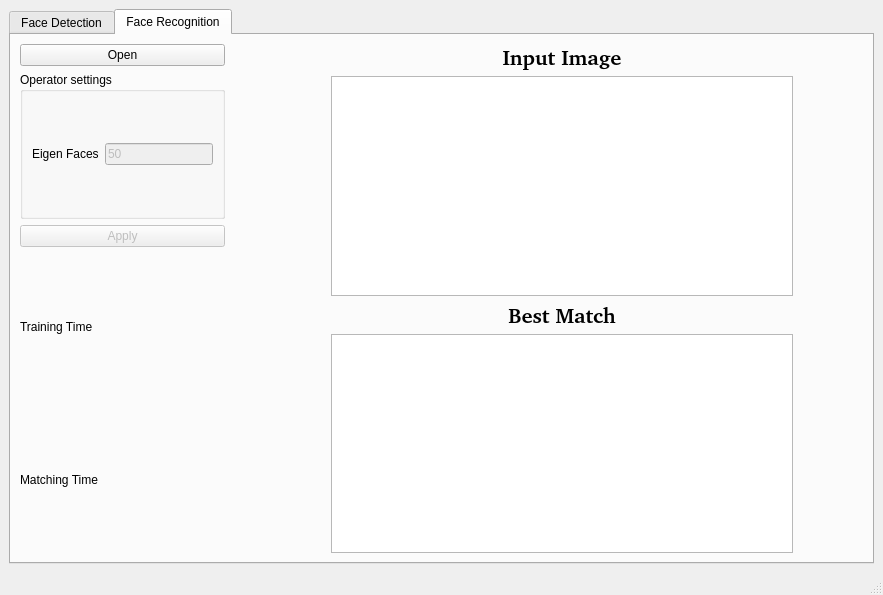
This is gui.ui in zeyad-kay/pca as Qt 5 draws it before an edit. The edited form follows.
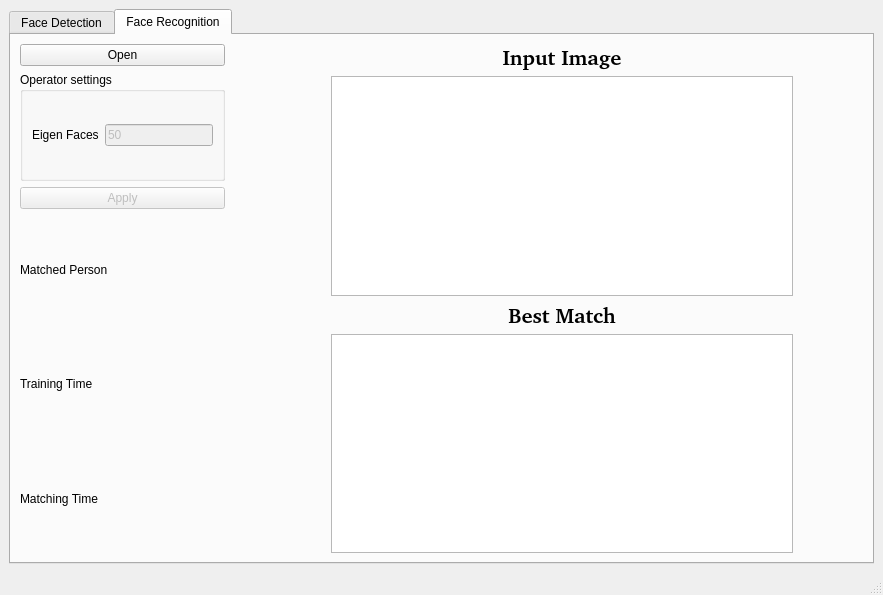
This is the edited form. The open tabs and pages were chosen to show the change. Custom widgets are drawn as their Qt base class.

Commit message: add matched person name

What changed in the file:
```diff
--- a/gui.ui
+++ b/gui.ui
@@ -450,6 +450,24 @@
             </property>
            </widget>
           </item>
+          <item>
+           <layout class="QHBoxLayout" name="horizontalLayout_7">
+            <item>
+             <widget class="QLabel" name="label_11">
+              <property name="text">
+               <string>Matched Person</string>
+              </property>
+             </widget>
+            </item>
+            <item>
+             <widget class="QLabel" name="matched_person">
+              <property name="text">
+               <string/>
+              </property>
+             </widget>
+            </item>
+           </layout>
+          </item>
           <item>
            <layout class="QHBoxLayout" name="horizontalLayout_5">
             <item>
```
The commit also changes 4 other files.
